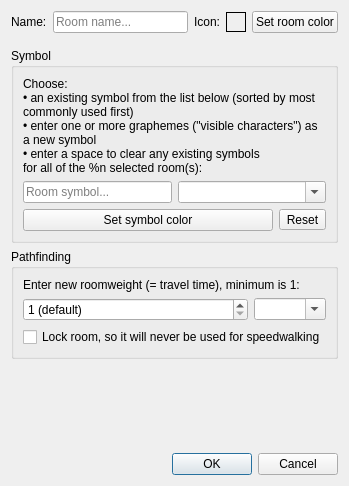
Old version of the form src/ui/room_properties.ui in the repository Mudlet/Mudlet.
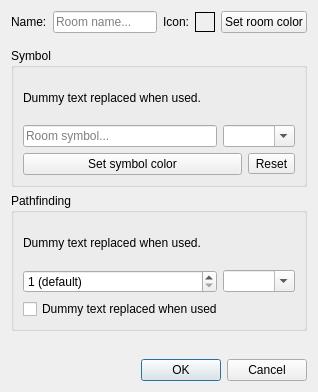
New version of the form.

Commit message: Revise: tweak margins and sizing behaviour in room_properties.ui

What changed in the file:
```diff
--- a/src/ui/room_properties.ui
+++ b/src/ui/room_properties.ui
@@ -6,8 +6,8 @@
    <rect>
     <x>0</x>
     <y>0</y>
-    <width>345</width>
-    <height>486</height>
+    <width>318</width>
+    <height>392</height>
    </rect>
   </property>
   <property name="sizePolicy">
@@ -22,8 +22,8 @@
   <property name="layoutDirection">
    <enum>Qt::LeftToRight</enum>
   </property>
-  <layout class="QGridLayout" name="gridLayout_room_properties">
-   <item row="0" column="0" colspan="2">
+  <layout class="QVBoxLayout" name="verticalLayout_room_properties">
+   <item>
     <widget class="QWidget" name="widget_top" native="true">
      <layout class="QHBoxLayout" name="horizontalLayout_widget_top">
       <property name="sizeConstraint">
@@ -115,7 +115,7 @@
      </layout>
     </widget>
    </item>
-   <item row="1" column="0" colspan="2">
+   <item>
     <widget class="QGroupBox" name="groupBox_symbol">
      <property name="sizePolicy">
       <sizepolicy hsizetype="Preferred" vsizetype="Preferred">
@@ -127,10 +127,19 @@
       <string>Symbol</string>
      </property>
      <layout class="QVBoxLayout" name="verticalLayout_groupBox_symbol">
+      <property name="sizeConstraint">
+       <enum>QLayout::SetMinimumSize</enum>
+      </property>
       <item>
        <widget class="QLabel" name="label_symbolInstructions">
+        <property name="sizePolicy">
+         <sizepolicy hsizetype="MinimumExpanding" vsizetype="MinimumExpanding">
+          <horstretch>0</horstretch>
+          <verstretch>0</verstretch>
+         </sizepolicy>
+        </property>
         <property name="text">
-         <string>&lt;p&gt;Choose: &lt;br/&gt;• an existing symbol from the list below (sorted by most commonly used first)&lt;br/&gt;• enter one or more graphemes (&amp;quot;visible characters&amp;quot;) as a new symbol&lt;br/&gt;• enter a space to clear any existing symbols&lt;br/&gt;for all of the %n selected room(s):&lt;/p&gt;</string>
+         <string notr="true">&lt;p&gt;Dummy text replaced when used.&lt;/p&gt;</string>
         </property>
         <property name="wordWrap">
          <bool>true</bool>
@@ -139,7 +148,7 @@
       </item>
       <item>
        <widget class="QWidget" name="widget_symbolText" native="true">
-        <layout class="QHBoxLayout" name="horizontalLayout_widget_symbolText" stretch="1,1">
+        <layout class="QHBoxLayout" name="horizontalLayout_widget_symbolText">
          <property name="leftMargin">
           <number>0</number>
          </property>
@@ -227,16 +236,25 @@
      </layout>
     </widget>
    </item>
-   <item row="2" column="0" colspan="2">
+   <item>
     <widget class="QGroupBox" name="groupBox_pathfinding">
      <property name="title">
       <string>Pathfinding</string>
      </property>
      <layout class="QVBoxLayout" name="verticalLayout_pathfinding">
+      <property name="sizeConstraint">
+       <enum>QLayout::SetMinimumSize</enum>
+      </property>
       <item>
        <widget class="QLabel" name="label_weightInstructions">
+        <property name="sizePolicy">
+         <sizepolicy hsizetype="MinimumExpanding" vsizetype="MinimumExpanding">
+          <horstretch>0</horstretch>
+          <verstretch>0</verstretch>
+         </sizepolicy>
+        </property>
         <property name="text">
-         <string>Enter new roomweight (= travel time), minimum is 1:</string>
+         <string notr="true">&lt;p&gt;Dummy text replaced when used.&lt;/p&gt;</string>
         </property>
         <property name="wordWrap">
          <bool>true</bool>
@@ -295,15 +313,21 @@
       </item>
       <item>
        <widget class="QCheckBox" name="checkBox_locked">
+        <property name="sizePolicy">
+         <sizepolicy hsizetype="MinimumExpanding" vsizetype="Fixed">
+          <horstretch>0</horstretch>
+          <verstretch>0</verstretch>
+         </sizepolicy>
+        </property>
         <property name="text">
-         <string>Lock room, so it will never be used for speedwalking</string>
+         <string notr="true">Dummy text replaced when used</string>
         </property>
        </widget>
       </item>
      </layout>
     </widget>
    </item>
-   <item row="3" column="1">
+   <item>
     <spacer name="verticalSpacer">
      <property name="orientation">
       <enum>Qt::Vertical</enum>
@@ -316,7 +340,7 @@
      </property>
     </spacer>
    </item>
-   <item row="4" column="1">
+   <item>
     <widget class="QDialogButtonBox" name="dialogButtonBox">
      <property name="orientation">
       <enum>Qt::Horizontal</enum>
```
